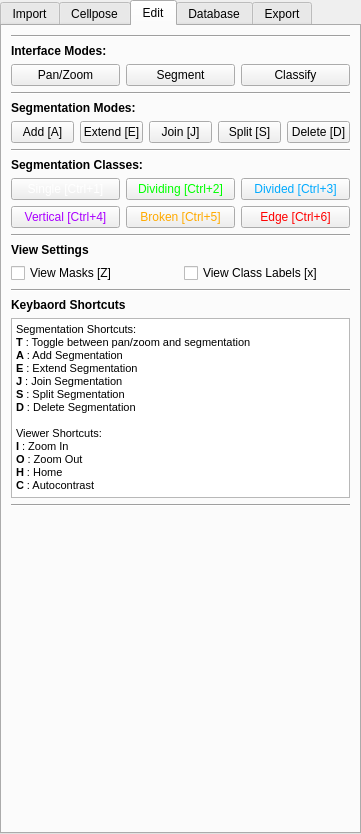
The window that src/napari_akseg/akseg_ui.ui (piedrro/napari-akseg) describes before a commit, drawn with Qt 5.
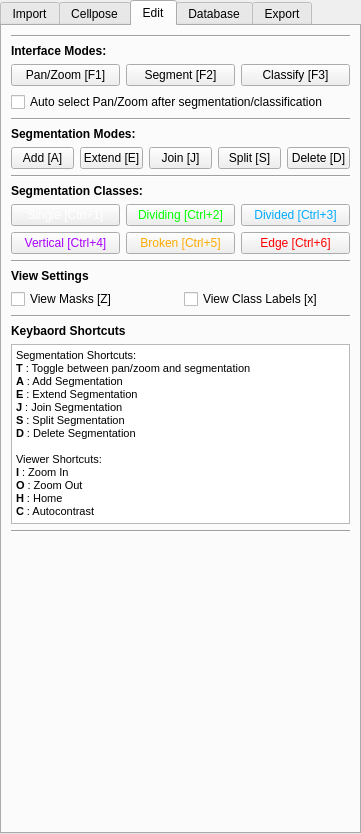
The same window after the commit. The open tabs and pages were chosen to show the change.

Commit message: Updated segmentation logic, added new shortcut buttons.

Diff of the .ui file:
```diff
--- a/src/napari_akseg/akseg_ui.ui
+++ b/src/napari_akseg/akseg_ui.ui
@@ -817,26 +817,33 @@
       <item row="0" column="1">
        <widget class="QPushButton" name="modify_segment">
         <property name="text">
-         <string>Segment</string>
+         <string>Segment [F2]</string>
         </property>
        </widget>
       </item>
       <item row="0" column="0">
        <widget class="QPushButton" name="modify_panzoom">
         <property name="text">
-         <string>Pan/Zoom</string>
+         <string>Pan/Zoom [F1]</string>
         </property>
        </widget>
       </item>
-      <item row="0" column="2">
+      <item row="0" column="3">
        <widget class="QPushButton" name="modify_classify">
         <property name="text">
-         <string>Classify</string>
+         <string>Classify [F3]</string>
         </property>
        </widget>
       </item>
      </layout>
     </item>
+    <item>
+     <widget class="QCheckBox" name="modify_auto_panzoom">
+      <property name="text">
+       <string>Auto select Pan/Zoom after segmentation/classification</string>
+      </property>
+     </widget>
+    </item>
     <item>
      <widget class="Line" name="line_18">
       <property name="orientation">
```
The commit also changes 2 other files.
